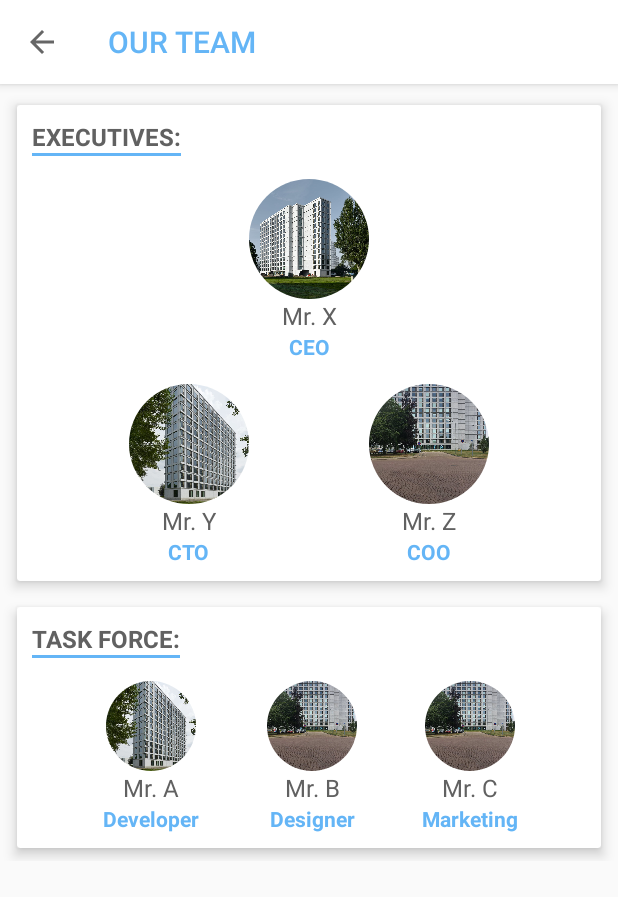
After one commit to supertramp32/General, an Android app: the OurTeamActivity screen opened directly, with no data from a screen before it, on a phone screen of 412 x 824 dp. The commit adds this screen. Shown: the top 897 px of the screen. Run offline under Robolectric (Android 15) with nearby library versions, the phone set to English and light mode, and no system bars; our stand-ins replace CircleImageView; libraries missing offline, so code that uses them is left out: me.relex.circleindicator.

Commit message:
our team added

```diff
--- a/app/build.gradle
+++ b/app/build.gradle
@@ -41,6 +41,9 @@ dependencies {
     //map
     implementation 'com.google.android.gms:play-services-maps:16.1.0'
 
+    //circular image
+    implementation 'de.hdodenhof:circleimageview:2.2.0'
+
 
 
 }
--- a/app/src/main/java/com/bigfoot/general/MainActivity.java
+++ b/app/src/main/java/com/bigfoot/general/MainActivity.java
@@ -119,6 +119,15 @@ public class MainActivity extends AppCompatActivity {
             @Override
             public void onClick(View v) {
                 startActivity(new Intent(MainActivity.this, AboutUsActivity.class));
+            }
+        });
+
+
+        addOfferFab.setOnClickListener(new View.OnClickListener() {
+            @Override
+            public void onClick(View v) {
+                startActivity(new Intent(MainActivity.this, OurTeamActivity.class));
+
             }
         });
 
--- /dev/null
+++ b/app/src/main/java/com/bigfoot/general/OurTeamActivity.java
@@ -0,0 +1,14 @@
+package com.bigfoot.general;
+
+import androidx.appcompat.app.AppCompatActivity;
+
+import android.os.Bundle;
+
+public class OurTeamActivity extends AppCompatActivity {
+
+    @Override
+    protected void onCreate(Bundle savedInstanceState) {
+        super.onCreate(savedInstanceState);
+        setContentView(R.layout.activity_our_team);
+    }
+}
--- a/app/src/main/res/layout/activity_main.xml
+++ b/app/src/main/res/layout/activity_main.xml
@@ -1,9 +1,11 @@
 <?xml version="1.0" encoding="utf-8"?>
-<androidx.constraintlayout.widget.ConstraintLayout xmlns:android="http://schemas.android.com/apk/res/android"
+<androidx.constraintlayout.widget.ConstraintLayout
+    xmlns:android="http://schemas.android.com/apk/res/android"
     xmlns:app="http://schemas.android.com/apk/res-auto"
     xmlns:tools="http://schemas.android.com/tools"
     android:layout_width="match_parent"
     android:id="@+id/constraintMain"
+    android:clickable="true"
     android:layout_height="match_parent"
     tools:context=".MainActivity">
 
--- /dev/null
+++ b/app/src/main/res/layout/activity_our_team.xml
@@ -0,0 +1,391 @@
+<?xml version="1.0" encoding="utf-8"?>
+<androidx.constraintlayout.widget.ConstraintLayout xmlns:android="http://schemas.android.com/apk/res/android"
+    xmlns:app="http://schemas.android.com/apk/res-auto"
+    xmlns:tools="http://schemas.android.com/tools"
+    android:layout_width="match_parent"
+    android:layout_height="match_parent"
+    tools:context=".OurTeamActivity">
+
+    <com.google.android.material.appbar.AppBarLayout
+        android:id="@+id/appBarLayout"
+        android:layout_width="match_parent"
+        android:layout_height="?attr/actionBarSize"
+        app:layout_constraintTop_toTopOf="parent"
+        >
+
+
+        <androidx.appcompat.widget.Toolbar
+            android:id="@+id/toolbar_contact_us"
+            android:layout_width="match_parent"
+            android:layout_height="?attr/actionBarSize"
+            android:background="@color/colorPrimary"
+            app:navigationIcon="?attr/homeAsUpIndicator"
+            app:theme="@style/customToolbar"
+            app:title="@string/ourTeam"
+            app:titleTextColor="@color/colorAccent" />
+
+        <View
+            android:id="@+id/shadow_view_contact_us"
+            android:layout_width="match_parent"
+            android:layout_height="@dimen/squareTextViewForQuantity"
+            android:background="@drawable/toolbar_shadow"
+            app:layout_constraintTop_toBottomOf="@+id/toolbar_contact_us" />
+
+
+        <com.google.android.material.tabs.TabLayout
+            android:layout_width="match_parent"
+            android:layout_height="?attr/actionBarSize"
+            app:layout_scrollFlags="scroll|enterAlways|snap" />
+    </com.google.android.material.appbar.AppBarLayout>
+
+    <ScrollView
+        android:layout_width="match_parent"
+        android:layout_height="wrap_content"
+        app:layout_constraintTop_toBottomOf="@+id/appBarLayout">
+
+
+        <androidx.constraintlayout.widget.ConstraintLayout
+            android:layout_width="match_parent"
+            android:layout_height="wrap_content">
+
+
+            <androidx.cardview.widget.CardView
+                android:id="@+id/card1"
+                android:layout_width="match_parent"
+                android:layout_height="wrap_content"
+                android:layout_marginRight="@dimen/layout_margin_very_small"
+                android:layout_marginLeft="@dimen/layout_margin_very_small"
+                android:layout_marginTop="@dimen/layout_margin_very_small"
+                android:background="@color/colorCardBackground"
+                app:cardCornerRadius="2dp"
+                app:cardElevation="@dimen/layout_margin_very_small"
+                app:cardUseCompatPadding="true"
+                app:contentPadding="@dimen/layout_margin_small"
+                app:layout_constraintTop_toTopOf="parent"
+                >
+
+                <androidx.constraintlayout.widget.ConstraintLayout
+                    android:layout_width="match_parent"
+                    android:layout_height="wrap_content">
+
+                    <TextView
+                        android:layout_width="wrap_content"
+                        android:layout_height="wrap_content"
+                        android:id="@+id/teamExecutives"
+                        android:text="EXECUTIVES:"
+                        android:textStyle="bold"
+                        android:textSize="@dimen/titleText"
+                        android:textColor="@color/subTitleTextColor"
+                        app:layout_constraintTop_toTopOf="parent"
+                        app:layout_constraintLeft_toLeftOf="parent"
+                        />
+
+                    <View
+                        android:layout_width="0dp"
+                        android:layout_height="2dp"
+                        android:id="@+id/viewO"
+                        android:background="@color/colorAccent"
+                        app:layout_constraintRight_toRightOf="@id/teamExecutives"
+                        app:layout_constraintLeft_toLeftOf="@id/teamExecutives"
+                        app:layout_constraintTop_toBottomOf="@id/teamExecutives"
+                        />
+
+
+
+                    <de.hdodenhof.circleimageview.CircleImageView
+                        android:layout_width="80dp"
+                        android:layout_height="80dp"
+                        android:id="@+id/teamCeo"
+                        android:src="@drawable/da"
+                        android:layout_margin="@dimen/layout_margin_medium"
+                        app:layout_constraintLeft_toLeftOf="parent"
+                        app:layout_constraintRight_toRightOf="parent"
+                        app:layout_constraintTop_toBottomOf="@id/viewO"
+                        />
+
+                    <TextView
+                        android:layout_width="wrap_content"
+                        android:layout_height="wrap_content"
+                        android:id="@+id/ceoName"
+                        android:text="Mr. X"
+                        android:textSize="@dimen/titleText"
+                        android:textColor="@color/subTitleTextColor"
+                        app:layout_constraintRight_toRightOf="parent"
+                        app:layout_constraintLeft_toLeftOf="parent"
+                        app:layout_constraintTop_toBottomOf="@id/teamCeo"
+                        />
+
+                    <TextView
+                        android:layout_width="wrap_content"
+                        android:layout_height="wrap_content"
+                        android:id="@+id/teamPosition"
+                        android:text="CEO"
+                        android:textStyle="bold"
+                        android:textSize="@dimen/priceText"
+                        android:textColor="@color/colorAccent"
+                        app:layout_constraintRight_toRightOf="parent"
+                        app:layout_constraintLeft_toLeftOf="parent"
+                        app:layout_constraintTop_toBottomOf="@id/ceoName"
+                        />
+
+
+
+                    <de.hdodenhof.circleimageview.CircleImageView
+                        android:layout_width="80dp"
+                        android:layout_height="80dp"
+                        android:id="@+id/teamCto"
+                        android:src="@drawable/daa"
+                        app:layout_constraintRight_toLeftOf="@id/teamCoo"
+                        android:layout_margin="@dimen/layout_margin_medium"
+                        app:layout_constraintLeft_toLeftOf="parent"
+                        app:layout_constraintTop_toBottomOf="@id/teamPosition"
+                        />
+
+                    <TextView
+                        android:layout_width="wrap_content"
+                        android:layout_height="wrap_content"
+                        android:id="@+id/ctoName"
+                        android:text="Mr. Y"
+                        android:textSize="@dimen/titleText"
+                        android:textColor="@color/subTitleTextColor"
+                        app:layout_constraintRight_toRightOf="@id/teamCto"
+                        app:layout_constraintLeft_toLeftOf="@id/teamCto"
+                        app:layout_constraintTop_toBottomOf="@id/teamCto"
+                        />
+
+                    <TextView
+                        android:layout_width="wrap_content"
+                        android:layout_height="wrap_content"
+                        android:id="@+id/teamPositionCto"
+                        android:text="CTO"
+                        android:textStyle="bold"
+                        android:textSize="@dimen/priceText"
+                        android:textColor="@color/colorAccent"
+                        app:layout_constraintRight_toRightOf="@id/teamCto"
+                        app:layout_constraintLeft_toLeftOf="@id/teamCto"
+                        app:layout_constraintTop_toBottomOf="@id/ctoName"
+                        />
+
+
+                    <de.hdodenhof.circleimageview.CircleImageView
+                        android:layout_width="80dp"
+                        android:layout_height="80dp"
+                        android:id="@+id/teamCoo"
+                        android:src="@drawable/daaa"
+                        app:layout_constraintLeft_toRightOf="@id/teamCto"
+                        android:layout_margin="@dimen/layout_margin_medium"
+                        app:layout_constraintRight_toRightOf="parent"
+                        app:layout_constraintTop_toBottomOf="@id/teamPosition"
+                        />
+
+                    <TextView
+                        android:layout_width="wrap_content"
+                        android:layout_height="wrap_content"
+                        android:id="@+id/cooName"
+                        android:text="Mr. Z"
+                        android:textSize="@dimen/titleText"
+                        android:textColor="@color/subTitleTextColor"
+                        app:layout_constraintRight_toRightOf="@id/teamCoo"
+                        app:layout_constraintLeft_toLeftOf="@id/teamCoo"
+                        app:layout_constraintTop_toBottomOf="@id/teamCoo"
+                        />
+
+                    <TextView
+                        android:layout_width="wrap_content"
+                        android:layout_height="wrap_content"
+                        android:id="@+id/teamPositionCoo"
+                        android:text="COO"
+                        android:textStyle="bold"
+                        android:textSize="@dimen/priceText"
+                        android:textColor="@color/colorAccent"
+                        app:layout_constraintRight_toRightOf="@+id/teamCoo"
+                        app:layout_constraintLeft_toLeftOf="@+id/teamCoo"
+                        app:layout_constraintTop_toBottomOf="@+id/cooName"
+                        />
+
+
+
+
+                </androidx.constraintlayout.widget.ConstraintLayout>
+
+
+
+
+            </androidx.cardview.widget.CardView>
+
+
+
+            <androidx.cardview.widget.CardView
+                android:id="@+id/card2"
+                android:layout_width="match_parent"
+                android:layout_height="wrap_content"
+                android:layout_marginRight="@dimen/layout_margin_very_small"
+                android:layout_marginLeft="@dimen/layout_margin_very_small"
+                android:background="@color/colorCardBackground"
+                app:cardCornerRadius="2dp"
+                app:cardElevation="@dimen/layout_margin_very_small"
+                app:cardUseCompatPadding="true"
+                android:layout_marginBottom="@dimen/layout_margin_small"
+                app:contentPadding="@dimen/layout_margin_small"
+                app:layout_constraintTop_toBottomOf="@id/card1"
+                >
+
+                <androidx.constraintlayout.widget.ConstraintLayout
+                    android:layout_width="match_parent"
+                    android:layout_height="wrap_content">
+
+
+
+                    <TextView
+                        android:layout_width="wrap_content"
+                        android:layout_height="wrap_content"
+                        android:id="@+id/teamTaskForce"
+                        android:text="TASK FORCE:"
+                        android:textStyle="bold"
+                        android:textSize="@dimen/titleText"
+                        android:textColor="@color/subTitleTextColor"
+                        app:layout_constraintTop_toTopOf="parent"
+                        app:layout_constraintLeft_toLeftOf="parent"
+                        />
+
+                    <View
+                        android:layout_width="0dp"
+                        android:layout_height="2dp"
+                        android:id="@+id/viewOn"
+                        android:background="@color/colorAccent"
+                        app:layout_constraintRight_toRightOf="@id/teamTaskForce"
+                        app:layout_constraintLeft_toLeftOf="@id/teamTaskForce"
+                        app:layout_constraintTop_toBottomOf="@id/teamTaskForce"
+                        />
+
+
+
+                    <de.hdodenhof.circleimageview.CircleImageView
+                        android:layout_width="60dp"
+                        android:layout_height="60dp"
+                        android:id="@+id/teamDeveloper"
+                        android:src="@drawable/daa"
+                        android:layout_margin="@dimen/layout_margin_medium"
+                        app:layout_constraintLeft_toLeftOf="parent"
+                        app:layout_constraintRight_toLeftOf="@id/teamPositionDes"
+                        app:layout_constraintTop_toBottomOf="@id/viewOn"
+                        />
+
+                    <TextView
+                        android:layout_width="wrap_content"
+                        android:layout_height="wrap_content"
+                        android:id="@+id/devName"
+                        android:text="Mr. A"
+                        android:textSize="@dimen/titleText"
+                        android:textColor="@color/subTitleTextColor"
+                        app:layout_constraintRight_toRightOf="@id/teamDeveloper"
+                        app:layout_constraintLeft_toLeftOf="@id/teamDeveloper"
+                        app:layout_constraintTop_toBottomOf="@id/teamDeveloper"
+                        />
+
+                    <TextView
+                        android:layout_width="wrap_content"
+                        android:layout_height="wrap_content"
+                        android:id="@+id/teamPositionDev"
+                        android:text="Developer"
+                        android:textStyle="bold"
+                        android:textSize="@dimen/priceText"
+                        android:textColor="@color/colorAccent"
+                        app:layout_constraintRight_toRightOf="@+id/teamDeveloper"
+                        app:layout_constraintLeft_toLeftOf="@id/teamDeveloper"
+                        app:layout_constraintTop_toBottomOf="@id/devName"
+                        />
+
+
+                    <de.hdodenhof.circleimageview.CircleImageView
+                        android:layout_width="60dp"
+                        android:layout_height="60dp"
+                        android:id="@+id/teamDesigner"
+                        android:src="@drawable/daaa"
+                        android:layout_margin="@dimen/layout_margin_medium"
+                        app:layout_constraintRight_toLeftOf="@id/teamMarketing"
+                        app:layout_constraintLeft_toRightOf="@id/teamPositionDev"
+                        app:layout_constraintTop_toBottomOf="@id/viewOn"
+                        />
+
+                    <TextView
+                        android:layout_width="wrap_content"
+                        android:layout_height="wrap_content"
+                        android:id="@+id/desName"
+                        android:text="Mr. B"
+                        android:textSize="@dimen/titleText"
+                        android:textColor="@color/subTitleTextColor"
+                        app:layout_constraintRight_toRightOf="@id/teamDesigner"
+                        app:layout_constraintLeft_toLeftOf="@id/teamDesigner"
+                        app:layout_constraintTop_toBottomOf="@id/teamDesigner"
+                        />
+
+                    <TextView
+                        android:layout_width="wrap_content"
+                        android:layout_height="wrap_content"
+                        android:id="@+id/teamPositionDes"
+                        android:text="Designer"
+                        android:textStyle="bold"
+                        android:textSize="@dimen/priceText"
+                        android:textColor="@color/colorAccent"
+                        app:layout_constraintRight_toRightOf="@+id/teamDesigner"
+                        app:layout_constraintLeft_toLeftOf="@+id/teamDesigner"
+                        app:layout_constraintTop_toBottomOf="@+id/desName"
+                        />
+
+                    <de.hdodenhof.circleimageview.CircleImageView
+                        android:layout_width="60dp"
+                        android:layout_height="60dp"
+                        android:id="@+id/teamMarketing"
+                        android:src="@drawable/daaa"
+                        app:layout_constraintLeft_toRightOf="@id/teamPositionDes"
+                        android:layout_margin="@dimen/layout_margin_medium"
+                        app:layout_constraintRight_toRightOf="parent"
+                        app:layout_constraintTop_toBottomOf="@id/viewOn"
+                        />
+
+                    <TextView
+                        android:layout_width="wrap_content"
+                        android:layout_height="wrap_content"
+                        android:id="@+id/markName"
+                        android:text="Mr. C"
+                        android:textSize="@dimen/titleText"
+                        android:textColor="@color/subTitleTextColor"
+                        app:layout_constraintRight_toRightOf="@id/teamMarketing"
+                        app:layout_constraintLeft_toLeftOf="@id/teamMarketing"
+                        app:layout_constraintTop_toBottomOf="@id/teamMarketing"
+                        />
+
+                    <TextView
+                        android:layout_width="wrap_content"
+                        android:layout_height="wrap_content"
+                        android:id="@+id/teamPositionMark"
+                        android:text="Marketing"
+                        android:textStyle="bold"
+                        android:textSize="@dimen/priceText"
+                        android:textColor="@color/colorAccent"
+                        app:layout_constraintRight_toRightOf="@+id/teamMarketing"
+                        app:layout_constraintLeft_toLeftOf="@+id/teamMarketing"
+                        app:layout_constraintTop_toBottomOf="@+id/markName"
+                        />
+
+
+
+
+                </androidx.constraintlayout.widget.ConstraintLayout>
+
+
+            </androidx.cardview.widget.CardView>
+
+
+        </androidx.constraintlayout.widget.ConstraintLayout>
+
+
+
+
+    </ScrollView>
+
+
+
+
+</androidx.constraintlayout.widget.ConstraintLayout>
--- a/app/src/main/res/values/dimens.xml
+++ b/app/src/main/res/values/dimens.xml
@@ -7,7 +7,7 @@
 
     <dimen name="loginText">30sp</dimen>
 
-    <dimen name="titleText">18sp</dimen>
+    <dimen name="titleText">16sp</dimen>
     <dimen name="subtitleSize">10sp</dimen>
     <dimen name="passwordText">22sp</dimen>
 
--- a/app/src/main/res/values/strings.xml
+++ b/app/src/main/res/values/strings.xml
@@ -61,6 +61,7 @@
     <string name="subtotal">Subtotal</string>
     <string name="press_back">Press back again</string>
     <string name="contact_us">Contact Us</string>
+    <string name="ourTeam">OUR TEAM</string>
 
 
 </resources>
--- a/app/src/main/res/values/styles.xml
+++ b/app/src/main/res/values/styles.xml
@@ -50,7 +50,7 @@
 </style>
 
     <style name="customToolbar">
-        <item name="iconTint">@color/textColor</item>
+        <item name="iconTint">@color/colorAccent</item>
     </style>
 
 </resources>
```
Also changed, not shown: app/src/main/AndroidManifest.xml (+4 -3 lines).
